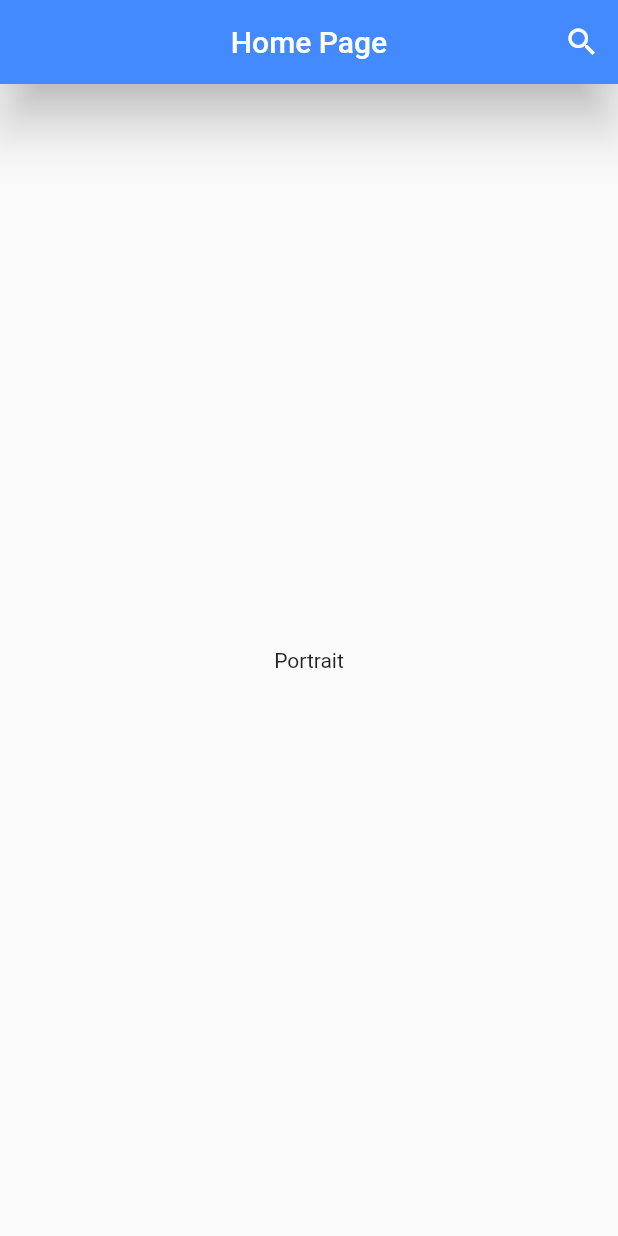
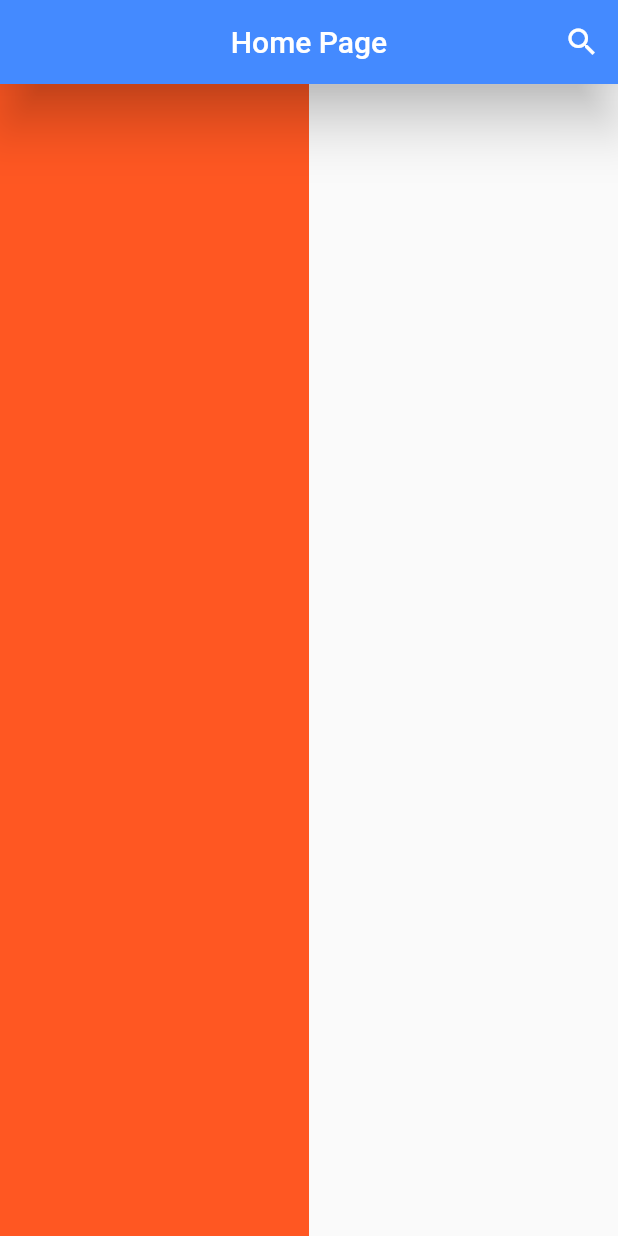
Before and after one commit to githrahat/Rahat_FlutterApp, a Flutter app: the screen it shows after launch, on a phone screen of 412 x 824 dp. Run offline on Flutter 3.47's test engine with Material 2 defaults, Android fonts, the phone set to English and light mode, and no system bars.

```diff
--- a/lib/main.dart
+++ b/lib/main.dart
@@ -50,18 +50,15 @@ class AppsHome extends StatelessWidget {
           ],
         ),
 
-      // Portrait or Lanscape
-      body: OrientationBuilder(
-        builder: (context, orientation){
-          if(orientation == Orientation.portrait){
-            return Center(child: Text('Portrait'));
-          }
-          else {
-            return Center(child: Text('Lanscape'));
-          }
-        }
+      // it gets large and small when screen is resized
+        // heightFactor and widthFactor starts from, 1 which is equal to 100%
+      body: FractionallySizedBox(
+        heightFactor: 2,
+        widthFactor: .5,
+        child: Container(
+          color: Colors.deepOrange,
+        ),
       )
-
     );
   }
 }
```
